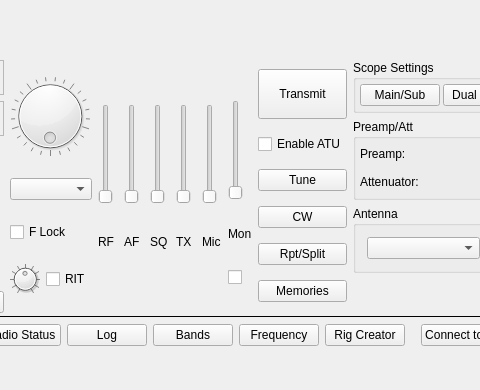
Old version of the form wfmain.ui in the repository adecarolis/wfweb; both pictures show x 291 to 771 and y 179 to 569 of the 922 by 569 pixel window.
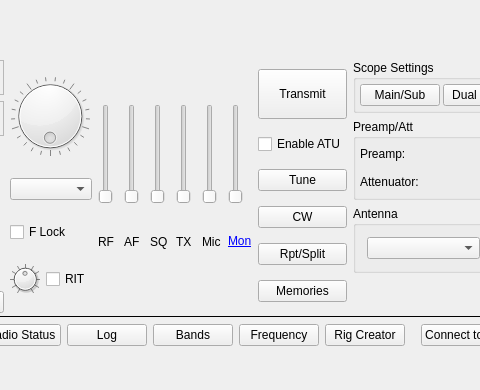
New version of the form. Custom widgets are drawn as their Qt base class.

Commit message: Remove monitor checkbox

Patch:
```diff
--- a/wfmain.ui
+++ b/wfmain.ui
@@ -51,10 +51,30 @@
        <item>
         <layout class="QVBoxLayout" name="verticalLayout_3">
          <item>
-          <widget class="spectrumScope" name="mainScope" native="true"/>
+          <layout class="QHBoxLayout" name="horizontalLayout_8">
+           <property name="spacing">
+            <number>0</number>
+           </property>
+           <property name="sizeConstraint">
+            <enum>QLayout::SetNoConstraint</enum>
+           </property>
+           <item>
+            <widget class="spectrumScope" name="mainScope" native="true"/>
+           </item>
+          </layout>
          </item>
          <item>
-          <widget class="spectrumScope" name="subScope" native="true"/>
+          <layout class="QHBoxLayout" name="horizontalLayout_9">
+           <property name="spacing">
+            <number>0</number>
+           </property>
+           <property name="sizeConstraint">
+            <enum>QLayout::SetNoConstraint</enum>
+           </property>
+           <item>
+            <widget class="spectrumScope" name="subScope" native="true"/>
+           </item>
+          </layout>
          </item>
         </layout>
        </item>
@@ -802,20 +822,16 @@
               </size>
              </property>
              <property name="text">
-              <string>Mon</string>
+              <string>&lt;a href='#'&gt;Mon&lt;/a&gt;</string>
              </property>
-            </widget>
-           </item>
-           <item>
-            <widget class="QCheckBox" name="monitorCheck">
-             <property name="minimumSize">
-              <size>
-               <width>20</width>
-               <height>20</height>
-              </size>
+             <property name="textFormat">
+              <enum>Qt::AutoText</enum>
              </property>
-             <property name="text">
-              <string/>
+             <property name="openExternalLinks">
+              <bool>false</bool>
+             </property>
+             <property name="textInteractionFlags">
+              <set>Qt::LinksAccessibleByMouse</set>
              </property>
             </widget>
            </item>
@@ -830,7 +846,7 @@
              <property name="sizeHint" stdset="0">
               <size>
                <width>20</width>
-               <height>5</height>
+               <height>40</height>
               </size>
              </property>
             </spacer>
```
Left out of the diff: 8 changed lines with no effect on the pictures. The commit also changes 4 other files.
